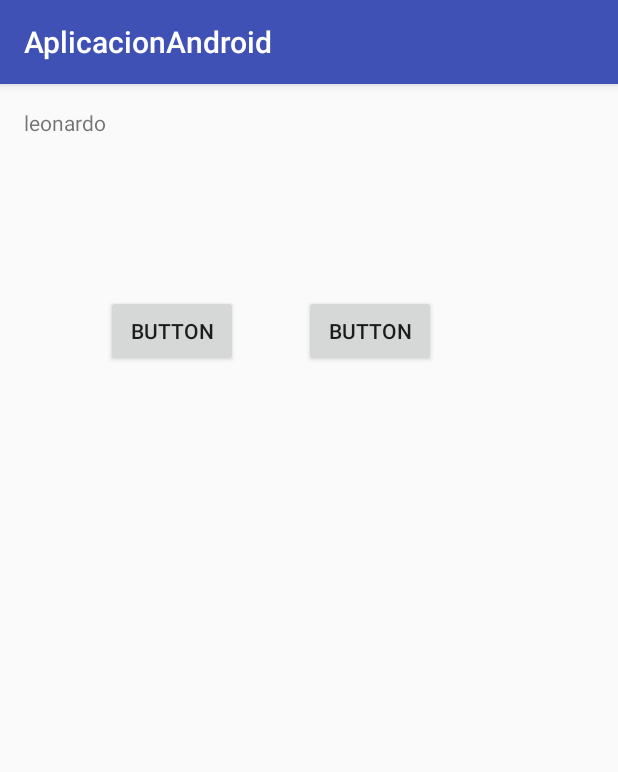
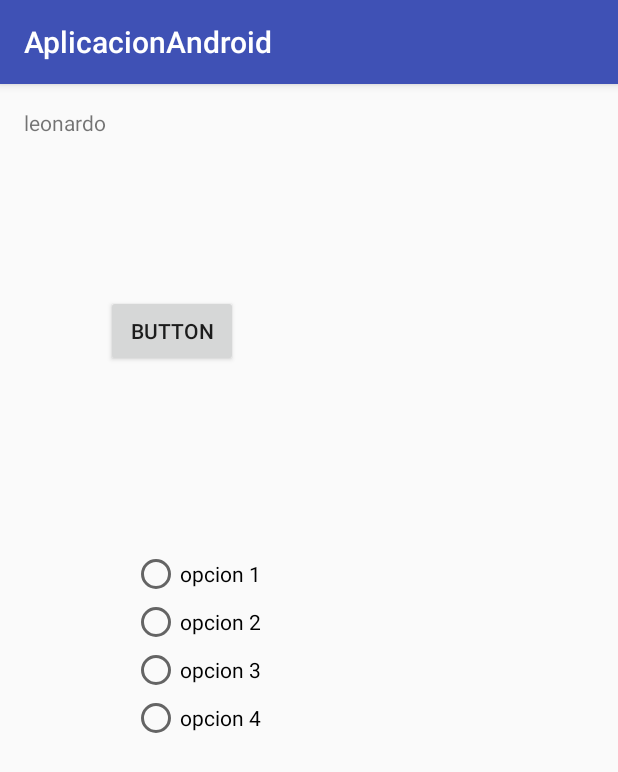
Before and after one commit to gananrodriguez/LeogananProgramacion, an Android app: the screen it shows after launch (MainActivity), on a phone screen of 412 x 824 dp. Shown: the top 772 px of the screen. Run offline under Robolectric (Android 15) with nearby library versions, the phone set to English and light mode, and no system bars.

Commit message:
creacion del radiogroup

```diff
--- a/app/src/main/java/com/example/anakarina/aplicacionandroid/MainActivity.java
+++ b/app/src/main/java/com/example/anakarina/aplicacionandroid/MainActivity.java
@@ -2,32 +2,43 @@ package com.example.anakarina.aplicacionandroid;
 
 import android.content.DialogInterface;
 import android.content.Intent;
+import android.support.annotation.IdRes;
 import android.support.v7.app.AppCompatActivity;
 import android.os.Bundle;
 import android.view.View;
 import android.widget.Button;
+import android.widget.RadioGroup;
 import android.widget.TextView;
 import android.view.View.OnClickListener;
+import android.widget.Toast;
 
 public class MainActivity extends AppCompatActivity implements View.OnClickListener {
 
     TextView vista1;
     Button boton1;
+    RadioGroup radioGroup;
 
     @Override
+
+    // este metodo se ejecuta cuando e inicia la pantalla
     protected void onCreate(Bundle savedInstanceState) {
         super.onCreate(savedInstanceState);
         setContentView(R.layout.activity_main);
 
-
+    //declaro variables
         vista1 =(TextView) findViewById(R.id.view1);
         boton1 = (Button) findViewById(R.id.button);
+        radioGroup = (RadioGroup) findViewById(R.id.Radiogroup1);
         boton1.setOnClickListener(this);
+        this.leo();
+
+
 
 
     }
 
     @Override
+    //este metodo me permite ir a la segunda vista
     public void onClick(View v) {
         switch (v.getId()){
 
@@ -36,14 +47,67 @@ public class MainActivity extends AppCompatActivity implements View.OnClickListe
              Intent intent = new Intent(this,Activity2.class);
             startActivity(intent);
              break;
-            case R.id.button2:
-                    vista1.setText("boton 2");
+          //  case R.id.button2:
+            //        vista1.setText("boton 2");
 
-                Intent dos = new Intent(this,Activity2.class);
-                startActivity(dos);
+              //  Intent dos = new Intent(this,Activity2.class);
+               // startActivity(dos);
         default:
 
              break;
         }
     }
+
+
+    //este metodo me permite  seleccionar los radiobutton
+
+    public void leo () {
+
+        radioGroup.setOnCheckedChangeListener(new RadioGroup.OnCheckedChangeListener() {
+            @Override
+            public void onCheckedChanged(RadioGroup radioGroup, @IdRes int checkedId) {
+
+
+                if (checkedId == R.id.radioButtonOne)  {
+                    Toast.makeText(getApplicationContext()," opcion 1",Toast.LENGTH_SHORT).show();
+                    return;
+                }
+
+                if (checkedId == R.id.radioButtonTwo)  {
+                    Toast.makeText(getApplicationContext()," opcion 2",Toast.LENGTH_SHORT).show();
+                    return;
+                }
+
+                if (checkedId == R.id.radioButtonthree)  {
+                    Toast.makeText(getApplicationContext()," opcion 3",Toast.LENGTH_SHORT).show();
+                    return;
+                }
+
+                if (checkedId == R.id.radioButtonfour)  {
+                    Toast.makeText(getApplicationContext()," opcion 1",Toast.LENGTH_SHORT).show();
+                    return;
+                }
+
+            }
+        });
+
+
+    }
+
+
+
+
+
+
+
+
+
+
+
+
+
+
+
+
+
 }
--- a/app/src/main/res/layout/activity_main.xml
+++ b/app/src/main/res/layout/activity_main.xml
@@ -25,12 +25,44 @@
         android:layout_marginTop="105dp"
         android:id="@+id/button" />
 
-    <Button
-        android:text="Button"
+    <RadioGroup
+
+        android:id="@+id/Radiogroup1"
         android:layout_width="wrap_content"
         android:layout_height="wrap_content"
-        android:layout_alignBottom="@+id/button"
-        android:layout_toEndOf="@+id/button"
-        android:layout_marginStart="44dp"
-        android:id="@+id/button2" />
+        android:layout_below="@+id/button"
+        android:layout_alignStart="@+id/button"
+        android:layout_marginStart="17dp"
+        android:layout_marginTop="122dp">
+
+        <RadioButton
+            android:text="opcion 1"
+            android:layout_width="wrap_content"
+            android:layout_height="wrap_content"
+            android:id="@+id/radioButtonOne"
+            android:layout_weight="1" />
+
+        <RadioButton
+            android:text="opcion 2"
+            android:layout_width="wrap_content"
+            android:layout_height="wrap_content"
+            android:id="@+id/radioButtonTwo"
+            android:layout_weight="1" />
+
+        <RadioButton
+
+            android:text="opcion 3"
+            android:layout_width="wrap_content"
+            android:layout_height="wrap_content"
+            android:id="@+id/radioButtonthree"
+            android:layout_weight="1" />
+
+        <RadioButton
+            android:text="opcion 4"
+            android:layout_width="wrap_content"
+            android:layout_height="wrap_content"
+            android:id="@+id/radioButtonfour"
+            android:layout_weight="1" />
+    </RadioGroup>
+
 </RelativeLayout>
```
